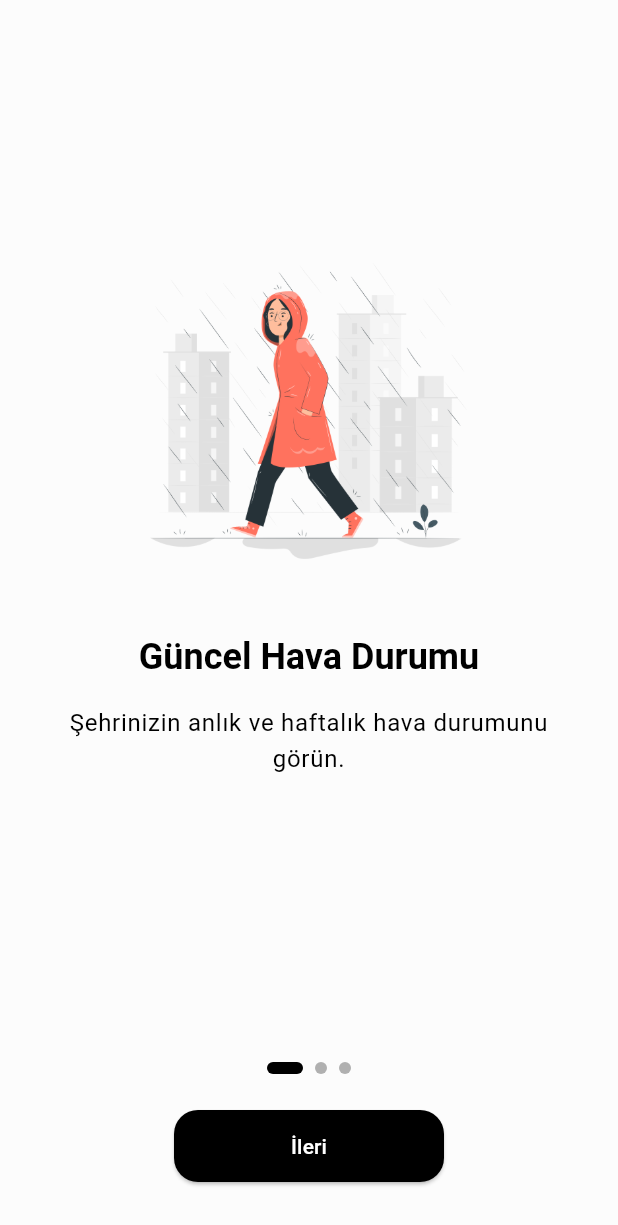
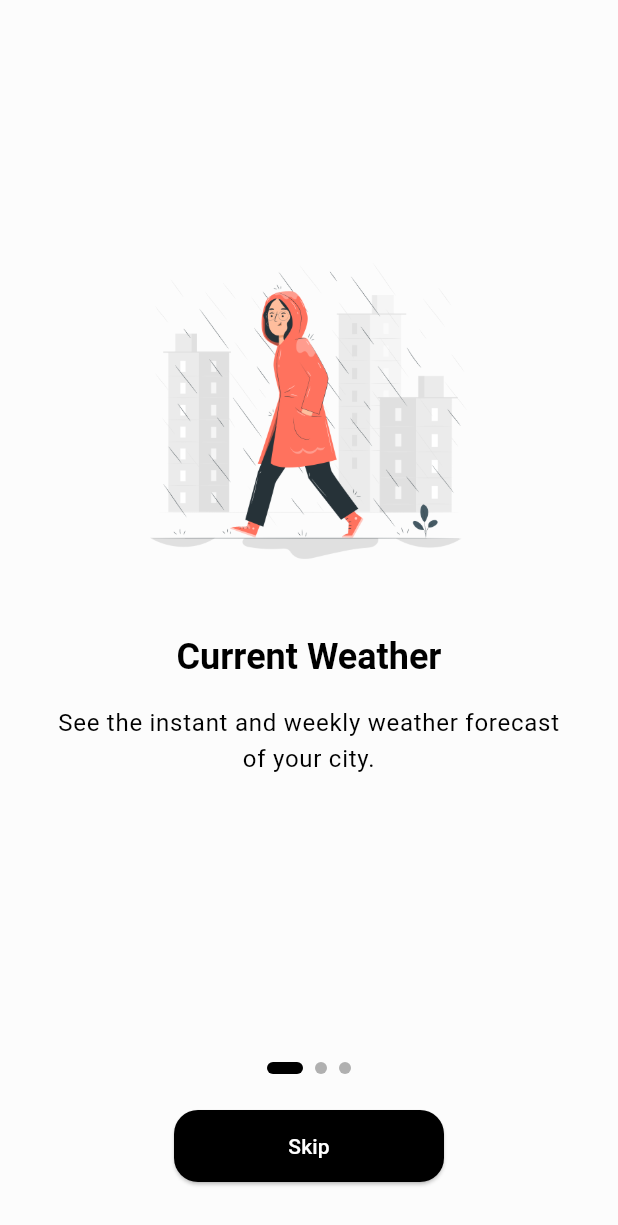
Before and after one commit to Yido1007/weather_forecast, a Flutter app: the screen it shows after launch, on a phone screen of 412 x 824 dp. Shown: the top 1225 px of the screen. Run offline on Flutter 3.47's test engine with Material 3 defaults, Android fonts, the phone set to English and light mode, and no system bars; our stand-ins replace easy_localization, flex_color_scheme, flutter_dotenv, gap, lottie, shared_preferences.

```diff
--- a/analysis_options.yaml
+++ b/analysis_options.yaml
@@ -2,6 +2,7 @@ include: package:flutter_lints/flutter.yaml
 analyzer:
   errors:
     deprecated_member_use: ignore
+    prefer_const_constructors_in_immutables: ignore
     unnecessary_string_interpolations: ignore
     unused_local_variable: ignore
     use_build_context_synchronously: ignore
--- /dev/null
+++ b/assets/lang/en.json
@@ -0,0 +1,33 @@
+{
+    "title": "Weather Forecast",
+    "title-2": "🌤️ Weather Forecast",
+    "welcome": "Welcome",
+    "start": "Start",
+    "skip": "Skip",
+    "settings": "Setting",
+    "daily": "7 Day Weather Forecast",
+    "hourly": "Hourly Weather Forecast",
+    "weekly": "7 Day Weather Forecast",
+    "fav": "Add to Favorites",
+    "unfav": "Remove From Favorites",
+    "theme": "Theme",
+    "humidity": "Humidity",
+    "wind": "Wind",
+    "pressure": "Pressure",
+    "city": "Search City",
+    "clear_sky": "Clear",
+    "few_clouds": "Few clouds",
+    "scattered_clouds": "Scattered clouds",
+    "broken_clouds": "Broken clouds",
+    "shower_rain": "Shower rain",
+    "rain": "Rainy",
+    "thunderstorm": "Thunderstorm",
+    "snow": "Snowy",
+    "mist": "Misty",
+    "boarding-title-1": "Current Weather",
+    "boarding-text-1": "See the instant and weekly weather forecast of your city.",
+    "boarding-title-2": "Favorites Cities",
+    "boarding-text-2": "Add the cities you look at often to your favorites.",
+    "boarding-title-3": "Easy and Fast",
+    "boarding-text-3": "Modern design and simple operation experience."
+}
--- a/lib/main.dart
+++ b/lib/main.dart
@@ -1,7 +1,9 @@
+import 'package:easy_localization/easy_localization.dart';
 import 'package:flex_color_scheme/flex_color_scheme.dart';
 import 'package:flutter/material.dart';
 import 'package:flutter_dotenv/flutter_dotenv.dart';
 import 'package:provider/provider.dart';
+
 import 'package:weather_forecast/screen/core/boarding.dart';
 import 'package:weather_forecast/screen/core/startup.dart';
 import 'package:weather_forecast/screen/home.dart';
@@ -14,28 +16,34 @@ import 'provider/weather.dart';
 Future<void> main() async {
   WidgetsFlutterBinding.ensureInitialized();
   await dotenv.load(fileName: ".env");
+  await EasyLocalization.ensureInitialized();
 
   runApp(
-    MultiProvider(
+    EasyLocalization(
+      supportedLocales: const [Locale('tr'), Locale('en')],
+      path: 'assets/lang',
+      fallbackLocale: const Locale('tr'),
+      child: MultiProvider(
         providers: [
           ChangeNotifierProvider(create: (_) => ThemeProvider()),
           ChangeNotifierProvider(create: (_) => WeatherProvider()),
           ChangeNotifierProvider(create: (_) => FavoriteProvider()),
         ],
-      child: const MyApp(),
+        child: MyApp(), // DİKKAT: const YOK!
+      ),
     ),
   );
 }
 
 class MyApp extends StatelessWidget {
-  const MyApp({super.key});
+  MyApp({super.key});
 
   @override
   Widget build(BuildContext context) {
-    final isDarkMode = Provider.of<ThemeProvider>(context).isDarkMode;
-
+    return Consumer<ThemeProvider>(
+      builder: (context, themeProvider, _) {
+        final isDarkMode = themeProvider.isDarkMode;
         return MaterialApp(
-      title: 'Hava Durumu',
           debugShowCheckedModeBanner: false,
           themeMode: isDarkMode ? ThemeMode.dark : ThemeMode.light,
           theme: FlexThemeData.light(
@@ -46,12 +54,17 @@ class MyApp extends StatelessWidget {
             colorScheme: darkColorScheme,
             useMaterial3: true,
           ),
+          locale: context.locale,
+          supportedLocales: context.supportedLocales,
+          localizationsDelegates: context.localizationDelegates,
           home: const StartupRouter(),
           routes: {
-        '/home': (_) => const HomeScreen(),
+            '/home': (_) => HomeScreen(),
             '/splash': (_) => const SplashScreen(),
             '/boarding': (_) => const BoardingScreen(),
           },
         );
+      },
+    );
   }
 }
--- a/lib/screen/core/boarding.dart
+++ b/lib/screen/core/boarding.dart
@@ -1,3 +1,4 @@
+import 'package:easy_localization/easy_localization.dart';
 import 'package:flutter/material.dart';
 import 'package:gap/gap.dart';
 import 'package:lottie/lottie.dart';
@@ -17,19 +18,19 @@ class _BoardingScreenState extends State<BoardingScreen> {
 
   final List<_OnboardInfo> _pages = [
     _OnboardInfo(
-      title: 'Güncel Hava Durumu',
-      description: 'Şehrinizin anlık ve haftalık hava durumunu görün.',
+      title: 'boarding-title-1'.tr(),
+      description: 'boarding-text-1'.tr(),
       imageAsset: 'assets/img/Raining-pana.png',
     ),
     _OnboardInfo(
-      title: 'Favori Şehirler',
-      description: 'Sık baktığınız şehirleri favorilerinize ekleyin.',
-      imageAsset: 'assets/img/Weather-cuate.png',
+      title: 'boarding-title-2'.tr(),
+      description: 'boarding-text-2'.tr(),
+      imageAsset: 'assets/img/Weather-rafiki.png',
     ),
     _OnboardInfo(
-      title: 'Kolay ve Hızlı',
-      description: 'Modern tasarım ve sade kullanım deneyimi.',
-      imageAsset: 'assets/img/Weather-rafiki.png',
+      title: 'boarding-title-3'.tr(),
+      description: 'boarding-text-2'.tr(),
+      imageAsset: 'assets/img/Weather-cuate.png',
     ),
   ];
 
@@ -39,7 +40,7 @@ class _BoardingScreenState extends State<BoardingScreen> {
     if (mounted) {
       Navigator.pushReplacement(
         context,
-        MaterialPageRoute(builder: (_) => const HomeScreen()),
+        MaterialPageRoute(builder: (_) => HomeScreen()),
       );
     }
   }
@@ -141,7 +142,7 @@ class _BoardingScreenState extends State<BoardingScreen> {
                 ),
                 onPressed: _nextPage,
                 child: Text(
-                  _pageIndex == _pages.length - 1 ? 'Başla' : 'İleri',
+                  _pageIndex == _pages.length - 1 ? 'start'.tr() : 'skip'.tr(),
                 ),
               ),
             ),
--- a/lib/screen/static/splash.dart
+++ b/lib/screen/static/splash.dart
@@ -13,10 +13,10 @@ class _SplashScreenState extends State<SplashScreen> {
   @override
   void initState() {
     super.initState();
-    Future.delayed(const Duration(seconds: 2), () {
+    Future.delayed(const Duration(milliseconds: 1500), () {
       Navigator.pushReplacement(
         context,
-        MaterialPageRoute(builder: (_) => const HomeScreen()),
+        MaterialPageRoute(builder: (_) => HomeScreen()),
       );
     });
   }
--- a/lib/widget/drawer.dart
+++ b/lib/widget/drawer.dart
@@ -1,3 +1,4 @@
+import 'package:easy_localization/easy_localization.dart';
 import 'package:flutter/material.dart';
 import 'package:provider/provider.dart';
 import '../model/weather.dart';
@@ -23,7 +24,7 @@ class AppDrawer extends StatelessWidget {
               mainAxisAlignment: MainAxisAlignment.spaceBetween,
               children: [
                 Text(
-                  "🌤️ Hava Durumu",
+                  "title-2".tr(),
                   style: TextStyle(
                     color: Theme.of(context).colorScheme.onPrimary,
                     fontSize: 20,
--- a/lib/widget/weather/hourly_weather.dart
+++ b/lib/widget/weather/hourly_weather.dart
@@ -1,3 +1,4 @@
+import 'package:easy_localization/easy_localization.dart';
 import 'package:flutter/material.dart';
 import 'package:lottie/lottie.dart';
 import 'package:provider/provider.dart';
@@ -36,7 +37,7 @@ class HourlyWeatherWidget extends StatelessWidget {
         child: Column(
           children: [
             Text(
-              "Saatlik Hava Durumu Tahmini",
+              "hourly".tr(),
               style: textTheme.titleMedium?.copyWith(
                 fontWeight: FontWeight.bold,
                 color: colorScheme.primary,
--- a/lib/widget/weather/weekly_weather.dart
+++ b/lib/widget/weather/weekly_weather.dart
@@ -1,3 +1,4 @@
+import 'package:easy_localization/easy_localization.dart';
 import 'package:flutter/material.dart';
 import 'package:gap/gap.dart';
 import 'package:provider/provider.dart';
@@ -30,7 +31,7 @@ class WeeklyWeatherWidget extends StatelessWidget {
         child: Column(
           children: [
             Text(
-              "7 Günlük Hava Tahmini",
+              "weekly".tr(),
               style: textTheme.titleMedium?.copyWith(
                 fontWeight: FontWeight.bold,
                 color: colorScheme.primary,
--- a/pubspec.yaml
+++ b/pubspec.yaml
@@ -17,6 +17,7 @@ dependencies:
   gap: ^3.0.1
   lottie: ^3.3.1
   flex_color_scheme: ^8.2.0
+  easy_localization: ^3.0.7+1
 
 dev_dependencies:
   flutter_test:
@@ -29,3 +30,4 @@ flutter:
     - .env
     - assets/lottie/
     - assets/img/
+    - assets/lang/
```
Also changed, not shown: assets/lang/tr.json (added, +33 -0 lines), lib/screen/home.dart (+11 -10 lines), lib/screen/static/settings.dart (+11 -2 lines), lib/widget/weather/weather_info.dart (+5 -7 lines), pubspec.lock. Lines whose indentation alone changed are shown as unchanged.
